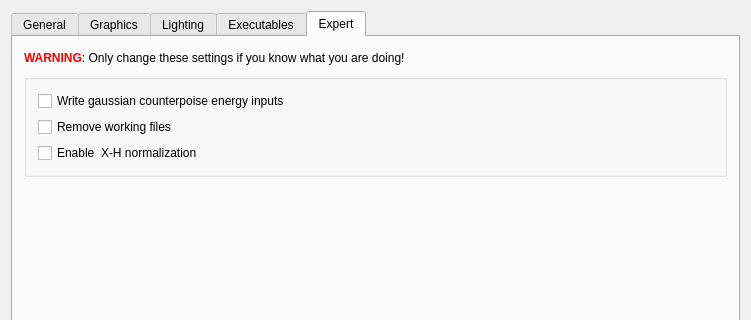
Above: src/preferencesdialog.ui from peterspackman/crystalexplorer before the change; both pictures show x 0 to 751 and y 0 to 320 of the 751 by 713 pixel window. Below: the same form after it.
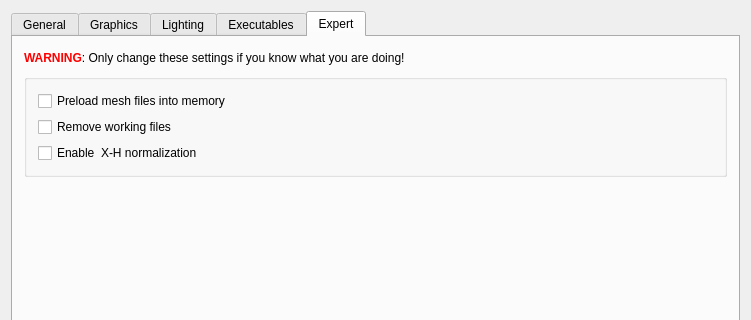
That is the form after the change.

Commit message: Rework loading of mesh to hopefully be more stable, allow reading direct from disk, change preferences dialog, add more cleanup checks for external program task

Patch:
```diff
--- a/src/preferencesdialog.ui
+++ b/src/preferencesdialog.ui
@@ -1308,7 +1308,7 @@
              <string>If checked, for each energy calculation in energy frameworks a corresponding counterpoise energy job file for gaussian will also be written to the working directory.</string>
             </property>
             <property name="text">
-             <string>Write gaussian counterpoise energy inputs</string>
+             <string>Preload mesh files into memory</string>
             </property>
            </widget>
           </item>
```
Left out of the diff: 2 changed lines with no effect on the pictures. The commit also changes 10 other files.
